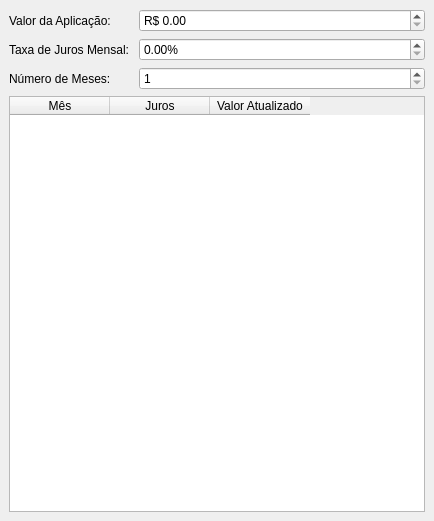
First picture: the form in calcjuros/mainwindow.ui, repository mjbrusso/Lab3-2024-2, before the edit.
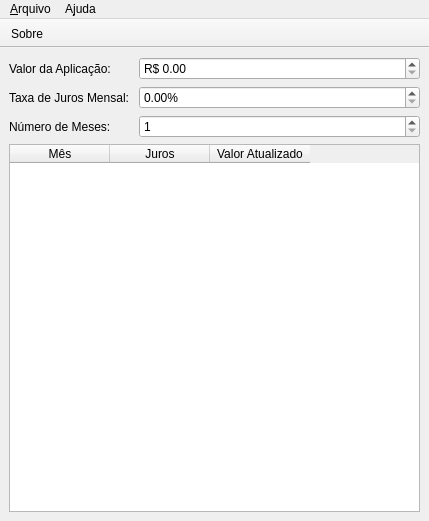
Second picture: the form after the edit. Icons and pictures are not drawn.

Commit message: Add about menu

```diff
--- a/calcjuros/mainwindow.ui
+++ b/calcjuros/mainwindow.ui
@@ -6,7 +6,7 @@
    <rect>
     <x>0</x>
     <y>0</y>
-    <width>434</width>
+    <width>429</width>
     <height>521</height>
    </rect>
   </property>
@@ -118,6 +118,55 @@
     </item>
    </layout>
   </widget>
+  <widget class="QMenuBar" name="menuBar">
+   <property name="geometry">
+    <rect>
+     <x>0</x>
+     <y>0</y>
+     <width>429</width>
+     <height>22</height>
+    </rect>
+   </property>
+   <widget class="QMenu" name="menuArquivo">
+    <property name="title">
+     <string>&amp;Arquivo</string>
+    </property>
+   </widget>
+   <widget class="QMenu" name="menuA_juda">
+    <property name="title">
+     <string>A&amp;juda</string>
+    </property>
+    <addaction name="actionSobre"/>
+   </widget>
+   <addaction name="menuArquivo"/>
+   <addaction name="menuA_juda"/>
+  </widget>
+  <widget class="QToolBar" name="toolBar">
+   <property name="windowTitle">
+    <string>toolBar</string>
+   </property>
+   <property name="movable">
+    <bool>false</bool>
+   </property>
+   <property name="toolButtonStyle">
+    <enum>Qt::ToolButtonIconOnly</enum>
+   </property>
+   <attribute name="toolBarArea">
+    <enum>TopToolBarArea</enum>
+   </attribute>
+   <attribute name="toolBarBreak">
+    <bool>false</bool>
+   </attribute>
+   <addaction name="actionSobre"/>
+  </widget>
+  <action name="actionSobre">
+   <property name="icon">
+    <iconset theme="help-about"/>
+   </property>
+   <property name="text">
+    <string>Sobre...</string>
+   </property>
+  </action>
  </widget>
  <resources/>
  <connections/>
```
The commit also changes 7 other files.
